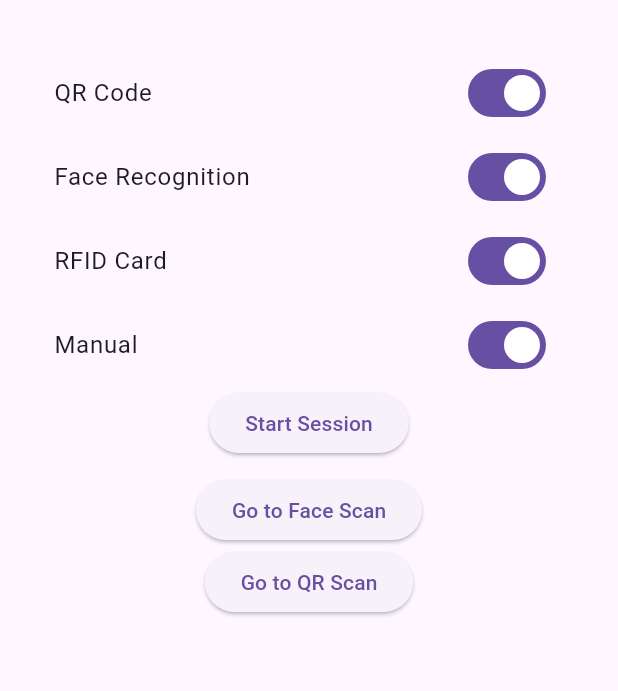
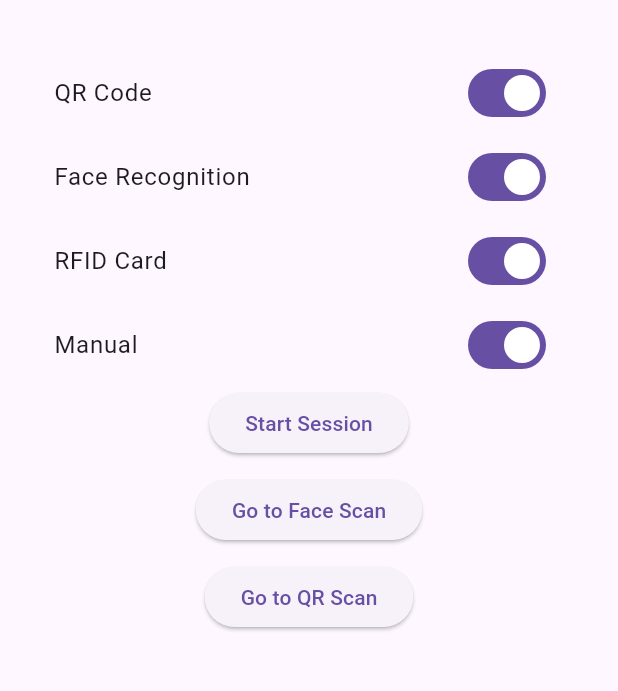
Before and after one commit to Bayo-Nike/dart-flutter-final-project, a Flutter app: the StartSessionScreen screen opened by its route, after a tap on "Start Session", on a phone screen of 412 x 824 dp, the part 63-754 px from its top. Run offline on Flutter 3.47's test engine with Material 3 defaults, Android fonts, the phone set to English and light mode, and no system bars; our stand-ins replace cloud_firestore, cloud_functions, firebase_auth, firebase_core, go_router, qr_flutter; missing offline and left inert: mobile_scanner; accounts and stored records are empty.

Commit message:
dart-flutter-firebase final project commit

```diff
--- a/lib/app_router.dart
+++ b/lib/app_router.dart
@@ -1,5 +1,9 @@
+import 'package:attendance_app/modules/student/attendance_status_screen.dart';
+import 'package:attendance_app/modules/student/face_checkin_screen.dart';
 import 'package:attendance_app/modules/teacher/face_camera_screen.dart';
 import 'package:attendance_app/modules/teacher/manual_attendance_screen.dart';
+import 'package:attendance_app/modules/teacher/qr_display_screen.dart';
+import 'package:attendance_app/modules/teacher/rfid_screen.dart';
 import 'package:flutter/material.dart';
 import 'modules/auth/login_screen.dart';
 import 'package:attendance_app/modules/student/qr_scan_screen.dart';
@@ -32,6 +36,17 @@ class AppRouter {
         path: '/teacher/face',
         builder: (context, state) => const FaceCameraScreen(),
       ),
+      // GoRouter setup
+      GoRoute(
+        path: '/teacher/qr',
+        builder: (context, state) {
+          final sessionId = state.extra as String;
+          return QRDisplayScreen(sessionId: sessionId);
+        },
+      ),
+
+
+
       GoRoute(
         path: '/student/home',
         builder: (context, state) => const QRScanScreen(),
@@ -40,6 +55,7 @@ class AppRouter {
         path: '/student/scan',
         builder: (context, state) => const QRScanScreen(),
       ),
+
     ],
   );
 }
--- a/lib/modules/teacher/start_session_screen.dart
+++ b/lib/modules/teacher/start_session_screen.dart
@@ -15,6 +15,8 @@ class _StartSessionScreenState extends State<StartSessionScreen> {
   bool rfid = true;
   bool manual = true;
 
+  String? sessionId; // store sessionId after creation
+
   @override
   Widget build(BuildContext context) {
     return Scaffold(
@@ -30,12 +32,22 @@ class _StartSessionScreenState extends State<StartSessionScreen> {
 
             ElevatedButton(
               onPressed: () async {
-                final sessionId = await AttendanceService().startSession(
-                  qr: qr, face: face, rfid: rfid, manual: manual
-                );
-                print("SESSION CREATED: $sessionId");
+                try {
+                  final id = await AttendanceService().startSession(
+                    qr: qr,
+                    face: face,
+                    rfid: rfid,
+                    manual: manual,
+                  );
+                  setState(() {
+                    sessionId = id; // save sessionId
+                  });
+                  print("SESSION CREATED: $id");
+                } catch (e) {
+                  print("Error creating session: $e");
+                }
               },
-              child: Text("Start Session"),
+              child: const Text("Start Session"),
             ),
             const SizedBox(height: 10),
 
@@ -46,10 +58,16 @@ class _StartSessionScreenState extends State<StartSessionScreen> {
               },
               child: const Text("Go to Face Scan"),
             ),
+            const SizedBox(height: 10),
             ElevatedButton(
               onPressed: () {
-                // Navigate from current page to /teacher/QR
-                context.push('/teacher/qr');
+                if (sessionId != null) {
+                  context.push('/teacher/qr', extra: sessionId);
+                } else {
+                  ScaffoldMessenger.of(context).showSnackBar(
+                    const SnackBar(content: Text("Create session first!")),
+                  );
+                }
               },
               child: const Text("Go to QR Scan"),
             ),
```
